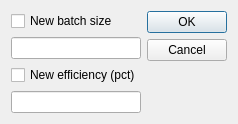
The window that ui/scaleRecipeTool.ui (Brewtarget/brewtarget) describes before a commit, drawn with Qt 5.
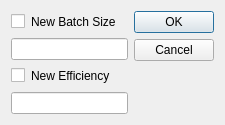
The same window after the commit. Custom widgets are drawn as their Qt base class.

```diff
--- a/ui/scaleRecipeTool.ui
+++ b/ui/scaleRecipeTool.ui
@@ -6,25 +6,67 @@
    <rect>
     <x>0</x>
     <y>0</y>
-    <width>238</width>
-    <height>114</height>
+    <width>225</width>
+    <height>125</height>
    </rect>
   </property>
   <property name="windowTitle">
    <string>Scale Recipe</string>
   </property>
-  <layout class="QHBoxLayout" name="horizontalLayout_2">
+  <property name="configSection" stdset="0">
+   <string notr="true">scaleRecipe</string>
+  </property>
+  <layout class="QHBoxLayout" name="horizontalLayout_4">
    <item>
     <layout class="QVBoxLayout" name="verticalLayout">
      <item>
+      <layout class="QHBoxLayout" name="horizontalLayout">
+       <property name="sizeConstraint">
+        <enum>QLayout::SetDefaultConstraint</enum>
+       </property>
+       <item>
       <widget class="QCheckBox" name="checkBox_batchSize">
+         <property name="sizePolicy">
+          <sizepolicy hsizetype="Minimum" vsizetype="Minimum">
+           <horstretch>0</horstretch>
+           <verstretch>0</verstretch>
+          </sizepolicy>
+         </property>
        <property name="text">
-        <string>New batch size</string>
+          <string/>
        </property>
       </widget>
      </item>
      <item>
-      <widget class="QLineEdit" name="lineEdit_newBatchSize">
+        <widget class="BtVolumeLabel" name="label_newBatchSize">
+         <property name="contextMenuPolicy">
+          <enum>Qt::CustomContextMenu</enum>
+         </property>
+         <property name="text">
+          <string>New Batch Size</string>
+         </property>
+         <property name="buddy">
+          <cstring>lineEdit_newBatchSize</cstring>
+         </property>
+        </widget>
+       </item>
+       <item>
+        <spacer name="horizontalSpacer">
+         <property name="orientation">
+          <enum>Qt::Horizontal</enum>
+         </property>
+         <property name="sizeHint" stdset="0">
+          <size>
+           <width>40</width>
+           <height>20</height>
+          </size>
+         </property>
+        </spacer>
+       </item>
+      </layout>
+     </item>
+     <item>
+      <widget class="BtVolumeEdit" name="lineEdit_newBatchSize">
        <property name="minimumSize">
         <size>
          <width>100</width>
@@ -36,28 +78,39 @@
        </property>
       </widget>
      </item>
+     <item>
+      <layout class="QHBoxLayout" name="horizontalLayout_3">
      <item>
       <widget class="QCheckBox" name="checkBox_efficiency">
        <property name="text">
-        <string>New efficiency (pct)</string>
+          <string/>
        </property>
       </widget>
      </item>
      <item>
-      <widget class="QLineEdit" name="lineEdit_newEfficiency"/>
+        <widget class="QLabel" name="label_newEfficiency">
+         <property name="text">
+          <string>New Efficiency</string>
+         </property>
+        </widget>
      </item>
      <item>
-      <spacer name="verticalSpacer_2">
+        <spacer name="horizontalSpacer_2">
        <property name="orientation">
-        <enum>Qt::Vertical</enum>
+          <enum>Qt::Horizontal</enum>
        </property>
        <property name="sizeHint" stdset="0">
         <size>
-         <width>20</width>
-         <height>40</height>
+           <width>40</width>
+           <height>20</height>
         </size>
        </property>
       </spacer>
+       </item>
+      </layout>
+     </item>
+     <item>
+      <widget class="BtGenericEdit" name="lineEdit_newEfficiency"/>
      </item>
     </layout>
    </item>
@@ -96,6 +149,29 @@
    </item>
   </layout>
  </widget>
+ <customwidgets>
+  <customwidget>
+   <class>BtVolumeLabel</class>
+   <extends>QLabel</extends>
+   <header>BtLabel.h</header>
+   <slots>
+    <signal>labelChanged(unitDisplay,unitScale)</signal>
+   </slots>
+  </customwidget>
+  <customwidget>
+   <class>BtVolumeEdit</class>
+   <extends>QLineEdit</extends>
+   <header>BtLineEdit.h</header>
+   <slots>
+    <slot>lineChanged(unitDisplay,unitScale)</slot>
+   </slots>
+  </customwidget>
+  <customwidget>
+   <class>BtGenericEdit</class>
+   <extends>QLineEdit</extends>
+   <header>BtLineEdit.h</header>
+  </customwidget>
+ </customwidgets>
  <resources/>
  <connections>
   <connection>
```
Left out of the diff: 3 changed lines with no effect on the pictures. Lines whose indentation alone changed are shown as unchanged.
